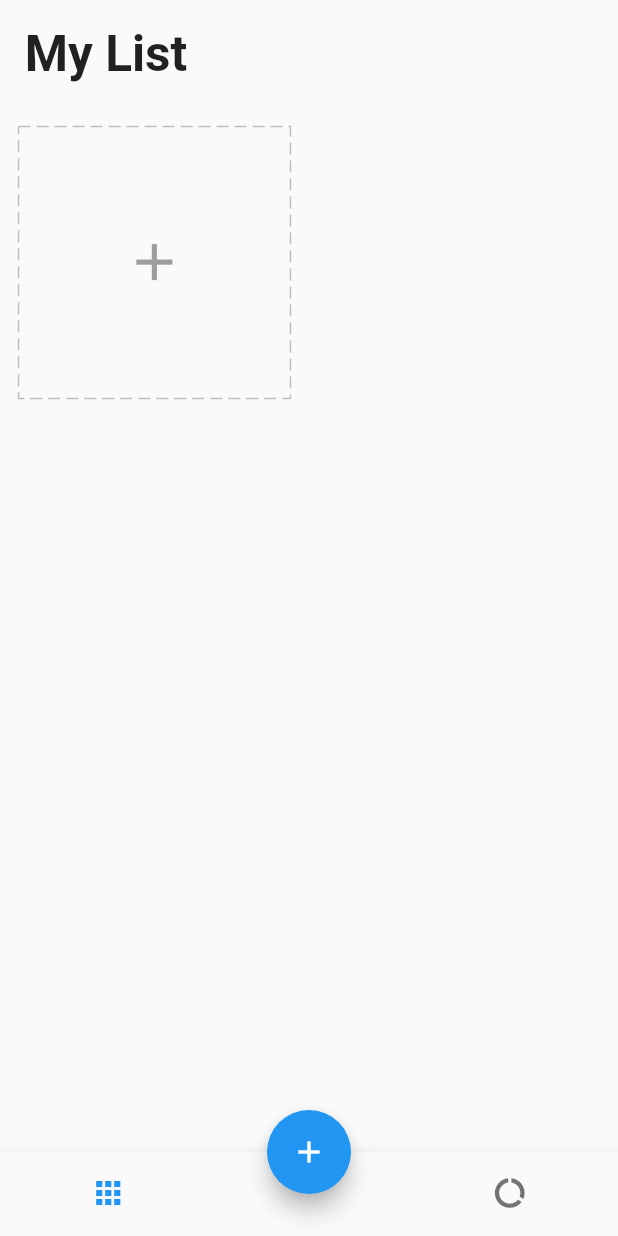
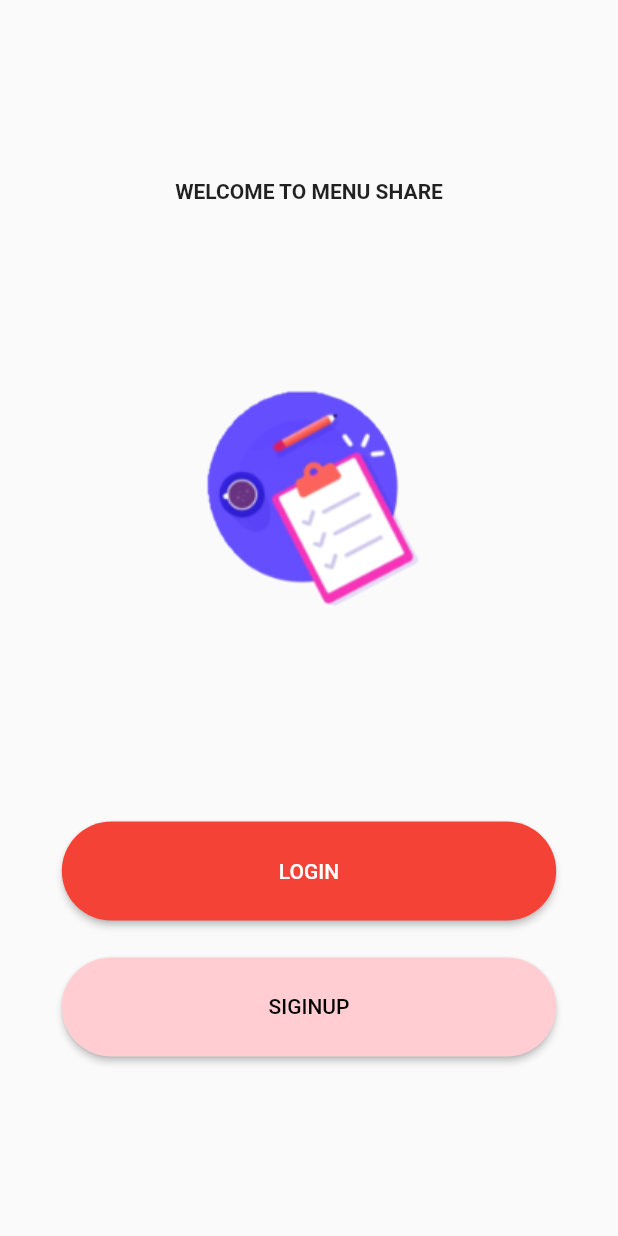
Before and after one commit to John-Thailand/menu_share, a Flutter app: the screen it shows after launch, on a phone screen of 412 x 824 dp. Run offline on Flutter 3.47's test engine with Material 2 defaults, Android fonts, the phone set to English and light mode, and no system bars; drawn by our look-alikes of dotted_border; our stand-ins replace equatable, firebase_core, flutter_easyloading, get, get_storage, step_progress_indicator; accounts and stored records are empty.

Commit message:
design welcome page

```diff
--- /dev/null
+++ b/lib/app/modules/login/view.dart
@@ -0,0 +1,10 @@
+import 'package:flutter/material.dart';
+
+class LoginPage extends StatelessWidget {
+  const LoginPage({Key? key}) : super(key: key);
+
+  @override
+  Widget build(BuildContext context) {
+    return Container();
+  }
+}
--- /dev/null
+++ b/lib/app/modules/welcome/view.dart
@@ -0,0 +1,43 @@
+import 'package:flutter/material.dart';
+import 'package:getx_todo_list/app/core/utils/extensions.dart';
+import 'package:getx_todo_list/app/widgets/rounded_button.dart';
+
+class WelcomePage extends StatelessWidget {
+  const WelcomePage({Key? key}) : super(key: key);
+
+  @override
+  Widget build(BuildContext context) {
+    return Scaffold(
+      body: SafeArea(
+        child: Center(
+          child: Column(
+            mainAxisSize: MainAxisSize.min,
+            children: [
+              const Text(
+                'WELCOME TO MENU SHARE',
+                style: TextStyle(
+                  fontWeight: FontWeight.bold,
+                ),
+              ),
+              Image.asset(
+                'assets/images/task.jpg',
+                height: 50.0.hp,
+              ),
+              RoundedButton(
+                text: 'LOGIN',
+                press: () => debugPrint('test'),
+              ),
+              SizedBox(height: 3.0.hp),
+              RoundedButton(
+                text: 'SIGINUP',
+                press: () => debugPrint('test2'),
+                color: Colors.red.shade100,
+                textColor: Colors.black,
+              ),
+            ],
+          ),
+        ),
+      ),
+    );
+  }
+}
--- /dev/null
+++ b/lib/app/widgets/rounded_button.dart
@@ -0,0 +1,36 @@
+import 'package:flutter/material.dart';
+import 'package:getx_todo_list/app/core/utils/extensions.dart';
+
+class RoundedButton extends StatelessWidget {
+  final String text;
+  final Function press;
+  final Color color;
+  final Color textColor;
+
+  const RoundedButton({
+    Key? key,
+    required this.text,
+    required this.press,
+    this.color = Colors.red,
+    this.textColor = Colors.white,
+  }) : super(key: key);
+
+  @override
+  Widget build(BuildContext context) {
+    return SizedBox(
+      width: 80.0.wp,
+      height: 8.0.hp,
+      child: ElevatedButton(
+        onPressed: () => press(),
+        child: Text(
+          text,
+          style: TextStyle(color: textColor),
+        ),
+        style: ElevatedButton.styleFrom(
+          primary: color,
+          shape: const StadiumBorder(),
+        ),
+      ),
+    );
+  }
+}
--- a/lib/main.dart
+++ b/lib/main.dart
@@ -6,6 +6,7 @@ import 'package:getx_todo_list/app/data/services/storage/services.dart';
 import 'package:getx_todo_list/app/modules/home/binding.dart';
 import 'package:getx_todo_list/app/modules/home/view.dart';
 import 'package:get_storage/get_storage.dart';
+import 'package:getx_todo_list/app/modules/welcome/view.dart';
 
 void main() async {
   // init firebase
@@ -27,8 +28,9 @@ class MyApp extends StatelessWidget {
     return GetMaterialApp(
       title: 'Todo List using GetX',
       debugShowCheckedModeBanner: false,
-      home: const HomePage(),
-      initialBinding: HomeBinding(),
+      // home: const HomePage(),
+      // initialBinding: HomeBinding(),
+      home: const WelcomePage(),
       builder: EasyLoading.init(),
     );
   }
```
